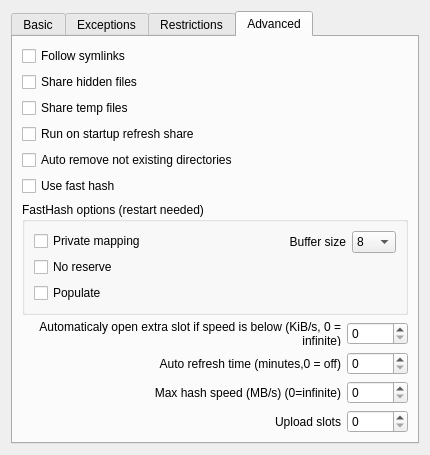
Above: eiskaltdcpp/ui/UISettingsSharing.ui from eiskaltdcpp/eiskaltdcpp before the change. Below: the same form after it.
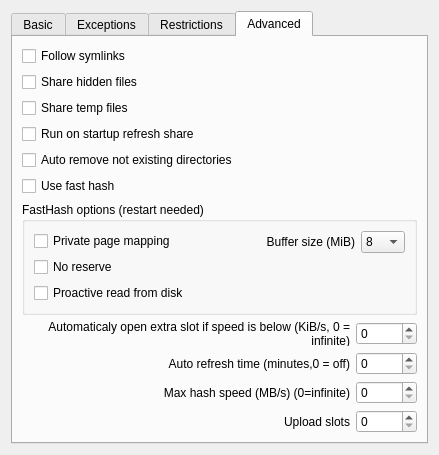
That is the form after the change. The open tabs and pages were chosen to show the change.

The edit to the form file:
```diff
--- a/eiskaltdcpp/ui/UISettingsSharing.ui
+++ b/eiskaltdcpp/ui/UISettingsSharing.ui
@@ -6,7 +6,7 @@
    <rect>
     <x>0</x>
     <y>0</y>
-    <width>430</width>
+    <width>439</width>
     <height>441</height>
    </rect>
   </property>
@@ -271,7 +271,7 @@
             <item>
              <widget class="QCheckBox" name="checkBox_MAPPRIVATE">
               <property name="text">
-               <string>Private mapping</string>
+               <string>Private page mapping</string>
               </property>
              </widget>
             </item>
@@ -285,7 +285,7 @@
             <item>
              <widget class="QCheckBox" name="checkBox_MAPPOPULATE">
               <property name="text">
-               <string>Populate</string>
+               <string>Proactive read from disk</string>
               </property>
              </widget>
             </item>
@@ -302,7 +302,7 @@
                </sizepolicy>
               </property>
               <property name="text">
-               <string>Buffer size</string>
+               <string>Buffer size (MiB)</string>
               </property>
               <property name="alignment">
                <set>Qt::AlignRight|Qt::AlignTrailing|Qt::AlignVCenter</set>
```
